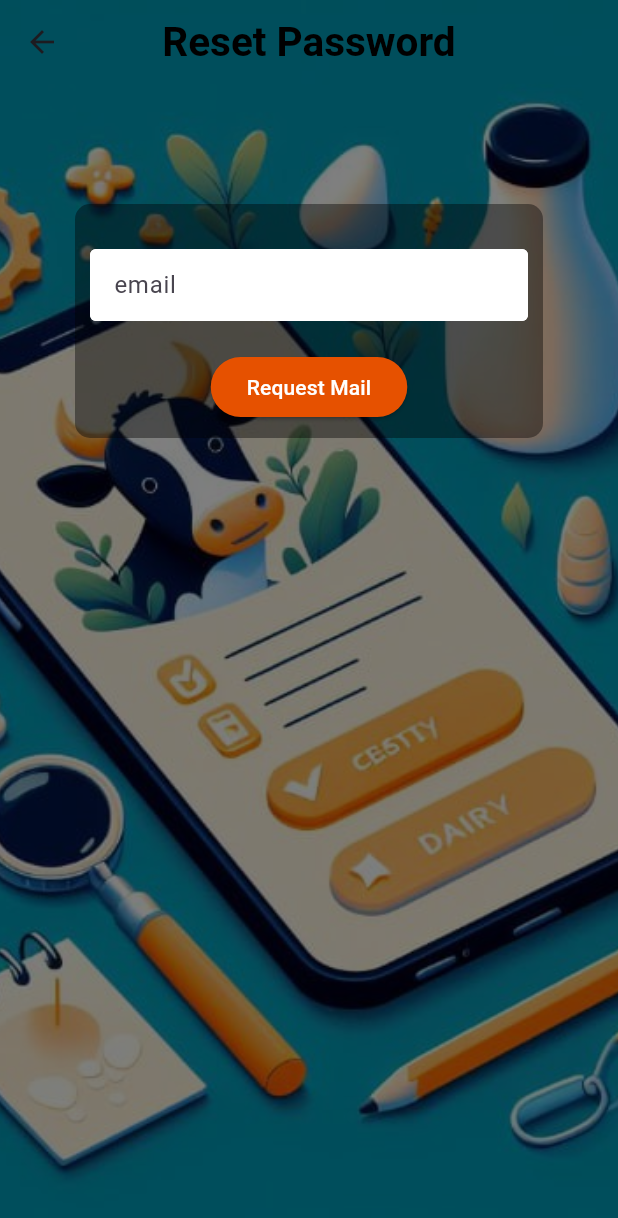
After one commit to mrsushilkumar/DEP24-P20-DairyMgmtApp, a Flutter app: the ForgotPasswordPage screen opened directly, on a phone screen of 412 x 824 dp. The commit adds this screen. Shown: the top 1218 px of the screen. Run offline on Flutter 3.47's test engine with Material 3 defaults, Android fonts, the phone set to English and light mode, and no system bars; our stand-ins replace cloud_firestore, firebase_auth, firebase_core; missing offline and left inert: email_otp; accounts and stored records are empty.

Commit message:
forgot password is implemented
...

```diff
--- /dev/null
+++ b/farm_expense_mangement_app/lib/screens/authenticate/forgotpasswordpage.dart
@@ -0,0 +1,135 @@
+
+
+import 'package:flutter/material.dart';
+
+import '../../services/auth.dart';
+import '../../shared/constants.dart';
+
+class ForgotPasswordPage extends StatefulWidget {
+  const ForgotPasswordPage({super.key});
+
+  @override
+  State<ForgotPasswordPage> createState() => _ForgotPasswordPageState();
+}
+
+class _ForgotPasswordPageState extends State<ForgotPasswordPage> {
+  final AuthService _auth = AuthService();
+
+  final _formKey = GlobalKey<FormState>();
+  String email = '';
+
+  @override
+  void initState() {
+    // TODO: implement initState
+    super.initState();
+
+  }
+
+  Future<void> requestResetPassword() async{
+    await _auth.updatePassword(email);
+    success();
+  }
+
+  void success() {
+    Navigator.pop(context);
+    final snackBar = SnackBar(
+        backgroundColor: Colors.red.shade500,
+        content: const Text('Email send'),
+    );
+
+    ScaffoldMessenger.of(context).showSnackBar(snackBar);
+  }
+
+
+  @override
+  Widget build(BuildContext context) {
+
+    return Scaffold(
+      body: Stack(
+        children: [
+          Positioned.fill(
+            child: Image.asset(
+              'asset/bgscreen.png',
+              fit: BoxFit.fitHeight,
+            ),
+          ),
+          Container(
+            color: Colors.black.withOpacity(0.5), // Set opacity level here
+
+            child:
+
+            ListView(
+              children: [
+                Container(
+                  padding:  const EdgeInsets.only(top:0.0),
+                  color: Colors.transparent,
+
+                  child:AppBar(
+
+                    backgroundColor: Colors.transparent,
+                    elevation: 0,
+                    centerTitle: true,
+
+                    // centerTitle: true,
+                    title: const Text(
+                      'Reset Password',
+                      style: TextStyle(
+                        fontSize: 27,
+                        fontWeight: FontWeight.bold,
+                        color: Colors.black,
+                      ),
+                    ),
+                  ),
+                ),
+                const SizedBox(height: 30,),
+
+                Padding(
+                  padding: const EdgeInsets.all(50.0),
+                  child: Container(
+                    width: 300,
+                    decoration: BoxDecoration(
+                      borderRadius: BorderRadius.circular(10),
+                      color: Colors.black.withOpacity(0.4), // Set container color with opacity
+                    ),
+                    child: Padding(
+                      padding: const EdgeInsets.all(10.0),
+                      child: Form(
+                        key: _formKey,
+                        child: Column(
+                          children: <Widget>[
+                            const SizedBox(height: 20.0),
+                            TextFormField(
+                              decoration: textInputDecoration.copyWith(
+                                hintText: 'email',
+                              ),
+                              onChanged: (val) {
+                                setState(() => email = val);
+                              },
+                            ),
+                            const SizedBox(height: 20.0),
+                            ElevatedButton(
+                              style: ElevatedButton.styleFrom(
+                                backgroundColor: Colors.orange[900],
+                              ),
+                              onPressed: () {
+                                requestResetPassword();
+                              },
+                              child: const Text(
+                                'Request Mail',
+                                style: TextStyle(color: Colors.white),
+                              ),
+                            ),
+                          ],
+                        ),
+                      ),
+                    ),
+                  ),
+                ),
+              ],
+            ),
+          ),
+        ],
+      ),
+    );
+  }
+}
--- a/farm_expense_mangement_app/lib/screens/home/milkavgpage.dart
+++ b/farm_expense_mangement_app/lib/screens/home/milkavgpage.dart
@@ -8,7 +8,7 @@ import '../../services/database/milkdatabase.dart';
 import 'milk/milkbydate.dart';
 
 class AvgMilkPage extends StatefulWidget {
-  const AvgMilkPage({Key? key}) : super(key: key);
+  const AvgMilkPage({super.key});
 
   @override
   State<AvgMilkPage> createState() => _AvgMilkPageState();
@@ -146,7 +146,7 @@ class _AvgMilkPageState extends State<AvgMilkPage> {
 class AddMilkDataPage extends StatefulWidget {
   final VoidCallback? onMilkRecordAdded;
 
-  const AddMilkDataPage({Key? key, this.onMilkRecordAdded}) : super(key: key);
+  const AddMilkDataPage({super.key, this.onMilkRecordAdded});
 
   @override
   State<AddMilkDataPage> createState() => _AddMilkDataPageState();
@@ -365,7 +365,7 @@ class _AddMilkDataPageState extends State<AddMilkDataPage> {
 class MilkDataRowByDate extends StatefulWidget {
   final MilkByDate data;
 
-  const MilkDataRowByDate({Key? key, required this.data}) : super(key: key);
+  const MilkDataRowByDate({super.key, required this.data});
 
   @override
   State<MilkDataRowByDate> createState() => _MilkDataRowByDateState();
--- a/farm_expense_mangement_app/lib/services/auth.dart
+++ b/farm_expense_mangement_app/lib/services/auth.dart
@@ -46,6 +46,22 @@ class AuthService {
     }
   }
 
+  Future<void> updatePassword(String email) async {
+    // final user = FirebaseAuth.instance.currentUser;
+    // final actionCodeSettings = ActionCodeSettings(
+    //     url: 'https://farm-expense-management-cp.firebaseapp.com/__/auth/action?mode=action&oobCode=code',
+    //     androidPackageName: 'farm-expense-management-cp.firebaseapp.com',
+    //   handleCodeInApp: true
+    // );
+    try {
+      return await _auth.sendPasswordResetEmail(email: email);
+    }
+    catch (error) {
+      print(error.toString());
+      return;
+    }
+  }
+
   // Sign out
   Future<void> signOut() async {
     try {
```
Also changed, not shown: farm_expense_mangement_app/lib/screens/authenticate/login.dart (+8 -0 lines), farm_expense_mangement_app/lib/screens/home/profilepage.dart (+31 -31 lines).
